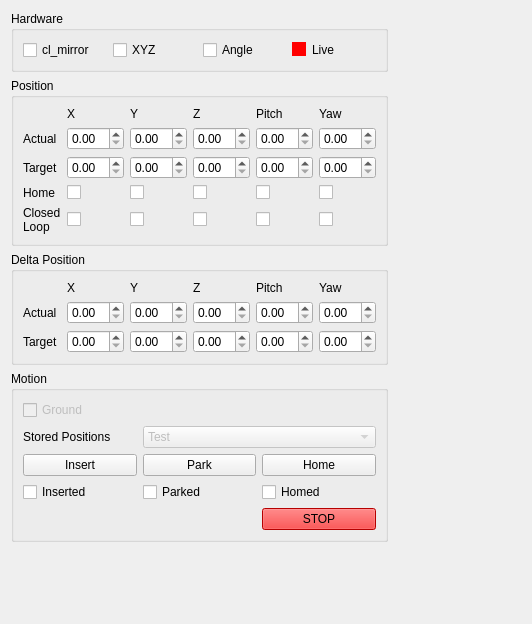
Above: supra_cl/cl_mirror_positioner/mirror_position_measure.ui from PromuInstrument/stackbot before the change. Below: the same form after it.
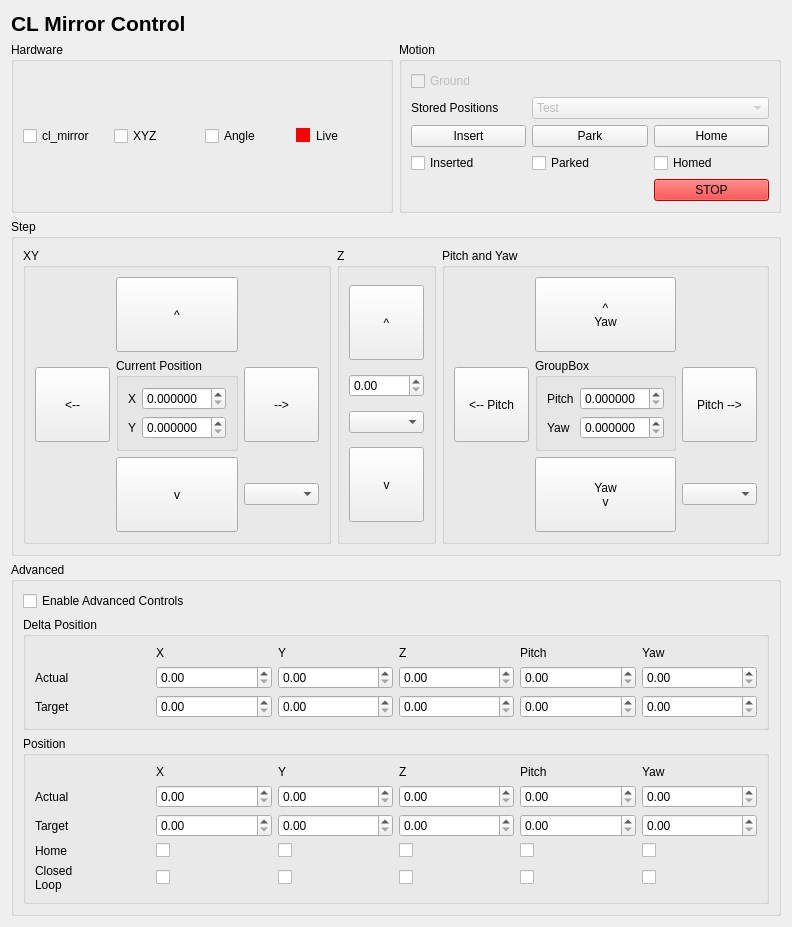
That is the form after the change.

Commit message: [SupraCL] Combine mirror_position and cl_mirror_remote measurements into one

```diff
--- a/supra_cl/cl_mirror_positioner/mirror_position_measure.ui
+++ b/supra_cl/cl_mirror_positioner/mirror_position_measure.ui
@@ -6,8 +6,8 @@
    <rect>
     <x>0</x>
     <y>0</y>
-    <width>532</width>
-    <height>624</height>
+    <width>766</width>
+    <height>863</height>
    </rect>
   </property>
   <property name="sizePolicy">
@@ -22,144 +22,103 @@
   <property name="styleSheet">
    <string notr="true"/>
   </property>
-  <layout class="QGridLayout" name="gridLayout_5">
-   <item row="2" column="1">
-    <spacer name="horizontalSpacer">
-     <property name="orientation">
-      <enum>Qt::Horizontal</enum>
-     </property>
-     <property name="sizeHint" stdset="0">
-      <size>
-       <width>40</width>
-       <height>20</height>
-      </size>
-     </property>
-    </spacer>
-   </item>
-   <item row="2" column="0">
-    <widget class="QGroupBox" name="delta_position_groupBox">
-     <property name="title">
-      <string>Delta Position</string>
-     </property>
-     <layout class="QGridLayout" name="gridLayout_3">
-      <item row="0" column="1">
-       <widget class="QLabel" name="label_13">
-        <property name="text">
-         <string>X</string>
-        </property>
-       </widget>
-      </item>
-      <item row="0" column="2">
-       <widget class="QLabel" name="label_19">
-        <property name="text">
-         <string>Y</string>
-        </property>
-       </widget>
-      </item>
-      <item row="0" column="3">
-       <widget class="QLabel" name="label_14">
-        <property name="text">
-         <string>Z</string>
-        </property>
-       </widget>
-      </item>
-      <item row="0" column="4">
-       <widget class="QLabel" name="label_17">
-        <property name="text">
-         <string>Pitch</string>
-        </property>
-       </widget>
-      </item>
-      <item row="0" column="5">
-       <widget class="QLabel" name="label_12">
-        <property name="text">
-         <string>Yaw</string>
-        </property>
-       </widget>
-      </item>
-      <item row="1" column="0">
-       <widget class="QLabel" name="label_15">
-        <property name="text">
-         <string>Actual</string>
-        </property>
-       </widget>
-      </item>
+  <layout class="QGridLayout" name="gridLayout_7">
       <item row="1" column="1">
-       <widget class="QDoubleSpinBox" name="delta_x_position_doubleSpinBox">
-        <property name="sizePolicy">
-         <sizepolicy hsizetype="Ignored" vsizetype="Fixed">
-          <horstretch>0</horstretch>
-          <verstretch>0</verstretch>
-         </sizepolicy>
-        </property>
-       </widget>
-      </item>
-      <item row="1" column="2">
-       <widget class="QDoubleSpinBox" name="delta_y_position_doubleSpinBox">
-        <property name="sizePolicy">
-         <sizepolicy hsizetype="Ignored" vsizetype="Fixed">
-          <horstretch>0</horstretch>
-          <verstretch>0</verstretch>
-         </sizepolicy>
-        </property>
-       </widget>
-      </item>
-      <item row="1" column="3">
-       <widget class="QDoubleSpinBox" name="delta_z_position_doubleSpinBox">
-        <property name="sizePolicy">
-         <sizepolicy hsizetype="Ignored" vsizetype="Fixed">
-          <horstretch>0</horstretch>
-          <verstretch>0</verstretch>
-         </sizepolicy>
-        </property>
-       </widget>
-      </item>
-      <item row="1" column="4">
-       <widget class="QDoubleSpinBox" name="delta_pitch_position_doubleSpinBox">
-        <property name="sizePolicy">
-         <sizepolicy hsizetype="Ignored" vsizetype="Fixed">
-          <horstretch>0</horstretch>
-          <verstretch>0</verstretch>
-         </sizepolicy>
-        </property>
-       </widget>
-      </item>
-      <item row="1" column="5">
-       <widget class="QDoubleSpinBox" name="delta_yaw_position_doubleSpinBox">
-        <property name="sizePolicy">
-         <sizepolicy hsizetype="Ignored" vsizetype="Fixed">
-          <horstretch>0</horstretch>
-          <verstretch>0</verstretch>
-         </sizepolicy>
-        </property>
-       </widget>
-      </item>
-      <item row="2" column="0">
-       <widget class="QLabel" name="label_16">
-        <property name="text">
-         <string>Target</string>
-        </property>
-       </widget>
-      </item>
-      <item row="2" column="1">
-       <widget class="QDoubleSpinBox" name="delta_x_target_position_doubleSpinBox"/>
-      </item>
+    <widget class="QGroupBox" name="motion_groupBox">
+     <property name="title">
+      <string>Motion</string>
+     </property>
+     <layout class="QGridLayout" name="gridLayout_2">
       <item row="2" column="2">
-       <widget class="QDoubleSpinBox" name="delta_y_target_position_doubleSpinBox"/>
+       <widget class="QPushButton" name="home_pushButton">
+        <property name="text">
+         <string>Home</string>
+        </property>
+       </widget>
       </item>
-      <item row="2" column="3">
-       <widget class="QDoubleSpinBox" name="delta_z_target_position_doubleSpinBox"/>
+      <item row="4" column="2">
+       <widget class="QPushButton" name="stop_pushButton">
+        <property name="styleSheet">
+         <string notr="true">background-color: red;</string>
+        </property>
+        <property name="text">
+         <string>STOP</string>
+        </property>
+       </widget>
       </item>
-      <item row="2" column="4">
-       <widget class="QDoubleSpinBox" name="delta_pitch_target_position_doubleSpinBox"/>
+      <item row="2" column="0">
+       <widget class="QPushButton" name="insert_pushButton">
+        <property name="text">
+         <string>Insert</string>
+        </property>
+       </widget>
       </item>
-      <item row="2" column="5">
-       <widget class="QDoubleSpinBox" name="delta_yaw_target_position_doubleSpinBox"/>
+      <item row="1" column="0">
+       <widget class="QLabel" name="label_8">
+        <property name="text">
+         <string>Stored Positions</string>
+        </property>
+       </widget>
       </item>
-     </layout>
+      <item row="2" column="1">
+       <widget class="QPushButton" name="park_pushButton">
+        <property name="text">
+         <string>Park</string>
+        </property>
     </widget>
    </item>
    <item row="0" column="0">
+       <widget class="QCheckBox" name="ground_checkBox">
+        <property name="enabled">
+         <bool>false</bool>
+        </property>
+        <property name="text">
+         <string>Ground</string>
+        </property>
+       </widget>
+      </item>
+      <item row="1" column="1" colspan="2">
+       <widget class="QComboBox" name="set_stored_position_comboBox">
+        <property name="enabled">
+         <bool>false</bool>
+        </property>
+        <item>
+         <property name="text">
+          <string>Test</string>
+         </property>
+        </item>
+        <item>
+         <property name="text">
+          <string>TEst2</string>
+         </property>
+        </item>
+       </widget>
+      </item>
+      <item row="3" column="1">
+       <widget class="QCheckBox" name="parked_checkBox">
+        <property name="text">
+         <string>Parked</string>
+        </property>
+       </widget>
+      </item>
+      <item row="3" column="0">
+       <widget class="QCheckBox" name="inserted_checkBox">
+        <property name="text">
+         <string>Inserted</string>
+        </property>
+       </widget>
+      </item>
+      <item row="3" column="2">
+       <widget class="QCheckBox" name="homed_checkBox">
+        <property name="text">
+         <string>Homed</string>
+        </property>
+       </widget>
+      </item>
+     </layout>
+    </widget>
+   </item>
+   <item row="1" column="0">
     <widget class="QGroupBox" name="hw_groupBox">
      <property name="title">
       <string>Hardware</string>
@@ -174,9 +133,18 @@
       </item>
       <item row="0" column="0">
        <widget class="QCheckBox" name="hw_cl_mirror_connect_checkBox">
+        <property name="styleSheet">
+         <string notr="true"/>
+        </property>
         <property name="text">
          <string>cl_mirror</string>
         </property>
+        <property name="iconSize">
+         <size>
+          <width>16</width>
+          <height>16</height>
+         </size>
+        </property>
        </widget>
       </item>
       <item row="0" column="1">
@@ -214,7 +182,279 @@
      </layout>
     </widget>
    </item>
+   <item row="2" column="0" colspan="2">
+    <widget class="QGroupBox" name="groupBox">
+     <property name="title">
+      <string>Step</string>
+     </property>
+     <layout class="QGridLayout" name="gridLayout_13">
    <item row="1" column="0">
+       <widget class="QGroupBox" name="xy_groupBox">
+        <property name="title">
+         <string>XY</string>
+        </property>
+        <layout class="QGridLayout" name="gridLayout_8">
+         <item row="1" column="1" rowspan="2" colspan="2">
+          <widget class="QGroupBox" name="groupBox_3">
+           <property name="sizePolicy">
+            <sizepolicy hsizetype="Preferred" vsizetype="Preferred">
+             <horstretch>0</horstretch>
+             <verstretch>0</verstretch>
+            </sizepolicy>
+           </property>
+           <property name="title">
+            <string>Current Position</string>
+           </property>
+           <layout class="QGridLayout" name="gridLayout_10">
+            <item row="0" column="0">
+             <widget class="QLabel" name="label_20">
+              <property name="text">
+               <string>X</string>
+              </property>
+             </widget>
+            </item>
+            <item row="0" column="1">
+             <widget class="QDoubleSpinBox" name="x_pos_doubleSpinBox">
+              <property name="decimals">
+               <number>6</number>
+              </property>
+             </widget>
+            </item>
+            <item row="1" column="0">
+             <widget class="QLabel" name="label_18">
+              <property name="text">
+               <string>Y</string>
+              </property>
+             </widget>
+            </item>
+            <item row="1" column="1">
+             <widget class="QDoubleSpinBox" name="y_pos_doubleSpinBox">
+              <property name="decimals">
+               <number>6</number>
+              </property>
+             </widget>
+            </item>
+           </layout>
+          </widget>
+         </item>
+         <item row="1" column="3" rowspan="2">
+          <widget class="QPushButton" name="x_up_pushButton">
+           <property name="sizePolicy">
+            <sizepolicy hsizetype="Maximum" vsizetype="Maximum">
+             <horstretch>0</horstretch>
+             <verstretch>0</verstretch>
+            </sizepolicy>
+           </property>
+           <property name="minimumSize">
+            <size>
+             <width>75</width>
+             <height>75</height>
+            </size>
+           </property>
+           <property name="text">
+            <string>--&gt;</string>
+           </property>
+          </widget>
+         </item>
+         <item row="0" column="1" colspan="2">
+          <widget class="QPushButton" name="y_up_pushButton">
+           <property name="minimumSize">
+            <size>
+             <width>75</width>
+             <height>75</height>
+            </size>
+           </property>
+           <property name="text">
+            <string>^</string>
+           </property>
+          </widget>
+         </item>
+         <item row="1" column="0" rowspan="2">
+          <widget class="QPushButton" name="x_down_pushButton">
+           <property name="minimumSize">
+            <size>
+             <width>75</width>
+             <height>75</height>
+            </size>
+           </property>
+           <property name="text">
+            <string>&lt;--</string>
+           </property>
+          </widget>
+         </item>
+         <item row="3" column="3">
+          <widget class="QComboBox" name="xy_step_comboBox"/>
+         </item>
+         <item row="3" column="1" colspan="2">
+          <widget class="QPushButton" name="y_down_pushButton">
+           <property name="minimumSize">
+            <size>
+             <width>75</width>
+             <height>75</height>
+            </size>
+           </property>
+           <property name="text">
+            <string>v</string>
+           </property>
+          </widget>
+         </item>
+        </layout>
+       </widget>
+      </item>
+      <item row="1" column="1">
+       <widget class="QGroupBox" name="z_groupBox">
+        <property name="title">
+         <string>Z</string>
+        </property>
+        <layout class="QGridLayout" name="gridLayout_9">
+         <item row="0" column="0">
+          <widget class="QPushButton" name="z_up_pushButton">
+           <property name="minimumSize">
+            <size>
+             <width>75</width>
+             <height>75</height>
+            </size>
+           </property>
+           <property name="text">
+            <string>^</string>
+           </property>
+          </widget>
+         </item>
+         <item row="1" column="0">
+          <widget class="QDoubleSpinBox" name="z_pos_doubleSpinBox"/>
+         </item>
+         <item row="2" column="0">
+          <widget class="QComboBox" name="z_step_comboBox"/>
+         </item>
+         <item row="3" column="0">
+          <widget class="QPushButton" name="z_down_pushButton">
+           <property name="minimumSize">
+            <size>
+             <width>75</width>
+             <height>75</height>
+            </size>
+           </property>
+           <property name="text">
+            <string>v</string>
+           </property>
+          </widget>
+         </item>
+        </layout>
+       </widget>
+      </item>
+      <item row="1" column="2">
+       <widget class="QGroupBox" name="angle_groupBox">
+        <property name="title">
+         <string>Pitch and Yaw</string>
+        </property>
+        <layout class="QGridLayout" name="gridLayout_12">
+         <item row="0" column="1">
+          <widget class="QPushButton" name="yaw_up_pushButton">
+           <property name="minimumSize">
+            <size>
+             <width>75</width>
+             <height>75</height>
+            </size>
+           </property>
+           <property name="text">
+            <string>^
+Yaw</string>
+           </property>
+          </widget>
+         </item>
+         <item row="1" column="0">
+          <widget class="QPushButton" name="pitch_down_pushButton">
+           <property name="minimumSize">
+            <size>
+             <width>75</width>
+             <height>75</height>
+            </size>
+           </property>
+           <property name="text">
+            <string>&lt;-- Pitch</string>
+           </property>
+          </widget>
+         </item>
+         <item row="1" column="1">
+          <widget class="QGroupBox" name="groupBox_4">
+           <property name="title">
+            <string>GroupBox</string>
+           </property>
+           <layout class="QGridLayout" name="gridLayout_11">
+            <item row="0" column="0">
+             <widget class="QLabel" name="label_22">
+              <property name="text">
+               <string>Pitch</string>
+              </property>
+             </widget>
+            </item>
+            <item row="0" column="1">
+             <widget class="QDoubleSpinBox" name="pitch_pos_doubleSpinBox">
+              <property name="decimals">
+               <number>6</number>
+              </property>
+             </widget>
+            </item>
+            <item row="1" column="0">
+             <widget class="QLabel" name="label_21">
+              <property name="text">
+               <string>Yaw</string>
+              </property>
+             </widget>
+            </item>
+            <item row="1" column="1">
+             <widget class="QDoubleSpinBox" name="yaw_pos_doubleSpinBox">
+              <property name="decimals">
+               <number>6</number>
+              </property>
+             </widget>
+            </item>
+           </layout>
+          </widget>
+         </item>
+         <item row="1" column="2">
+          <widget class="QPushButton" name="pitch_up_pushButton">
+           <property name="minimumSize">
+            <size>
+             <width>75</width>
+             <height>75</height>
+            </size>
+           </property>
+           <property name="text">
+            <string>Pitch --&gt;</string>
+           </property>
+          </widget>
+         </item>
+         <item row="2" column="1">
+          <widget class="QPushButton" name="yaw_down_pushButton">
+           <property name="minimumSize">
+            <size>
+             <width>75</width>
+             <height>75</height>
+            </size>
+           </property>
+           <property name="text">
+            <string>Yaw
+v</string>
+           </property>
+          </widget>
+         </item>
+         <item row="2" column="2">
+          <widget class="QComboBox" name="angle_step_comboBox"/>
+         </item>
+        </layout>
+       </widget>
+      </item>
+     </layout>
+    </widget>
+   </item>
+   <item row="3" column="0" colspan="2">
+    <widget class="QGroupBox" name="advanced_groupBox">
+     <property name="title">
+      <string>Advanced</string>
+     </property>
+     <layout class="QGridLayout" name="gridLayout_5">
+      <item row="2" column="0">
     <widget class="QGroupBox" name="position_groupBox">
      <property name="title">
       <string>Position</string>
@@ -422,102 +662,143 @@
      </layout>
     </widget>
    </item>
-   <item row="4" column="0">
-    <widget class="QGroupBox" name="motion_groupBox">
+      <item row="1" column="0">
+       <widget class="QGroupBox" name="delta_position_groupBox">
+        <property name="enabled">
+         <bool>true</bool>
+        </property>
      <property name="title">
-      <string>Motion</string>
-     </property>
-     <layout class="QGridLayout" name="gridLayout_2">
-      <item row="2" column="2">
-       <widget class="QPushButton" name="home_pushButton">
-        <property name="text">
-         <string>Home</string>
+         <string>Delta Position</string>
+        </property>
+        <layout class="QGridLayout" name="gridLayout_3">
+         <item row="1" column="2">
+          <widget class="QDoubleSpinBox" name="delta_y_position_doubleSpinBox">
+           <property name="sizePolicy">
+            <sizepolicy hsizetype="Ignored" vsizetype="Fixed">
+             <horstretch>0</horstretch>
+             <verstretch>0</verstretch>
+            </sizepolicy>
         </property>
        </widget>
       </item>
-      <item row="4" column="2">
-       <widget class="QPushButton" name="stop_pushButton">
-        <property name="styleSheet">
-         <string notr="true">background-color: red;</string>
-        </property>
+         <item row="1" column="5">
+          <widget class="QDoubleSpinBox" name="delta_yaw_position_doubleSpinBox">
+           <property name="sizePolicy">
+            <sizepolicy hsizetype="Ignored" vsizetype="Fixed">
+             <horstretch>0</horstretch>
+             <verstretch>0</verstretch>
+            </sizepolicy>
+           </property>
+          </widget>
+         </item>
+         <item row="1" column="4">
+          <widget class="QDoubleSpinBox" name="delta_pitch_position_doubleSpinBox">
+           <property name="sizePolicy">
+            <sizepolicy hsizetype="Ignored" vsizetype="Fixed">
+             <horstretch>0</horstretch>
+             <verstretch>0</verstretch>
+            </sizepolicy>
+           </property>
+          </widget>
+         </item>
+         <item row="0" column="4">
+          <widget class="QLabel" name="label_17">
         <property name="text">
-         <string>STOP</string>
+            <string>Pitch</string>
+           </property>
+          </widget>
+         </item>
+         <item row="1" column="3">
+          <widget class="QDoubleSpinBox" name="delta_z_position_doubleSpinBox">
+           <property name="sizePolicy">
+            <sizepolicy hsizetype="Ignored" vsizetype="Fixed">
+             <horstretch>0</horstretch>
+             <verstretch>0</verstretch>
+            </sizepolicy>
         </property>
        </widget>
       </item>
       <item row="2" column="0">
-       <widget class="QPushButton" name="insert_pushButton">
+          <widget class="QLabel" name="label_16">
         <property name="text">
-         <string>Insert</string>
+            <string>Target</string>
         </property>
        </widget>
       </item>
-      <item row="1" column="0">
-       <widget class="QLabel" name="label_8">
+         <item row="0" column="2">
+          <widget class="QLabel" name="label_19">
         <property name="text">
-         <string>Stored Positions</string>
+            <string>Y</string>
         </property>
        </widget>
       </item>
       <item row="2" column="1">
-       <widget class="QPushButton" name="park_pushButton">
+          <widget class="QDoubleSpinBox" name="delta_x_target_position_doubleSpinBox"/>
+         </item>
+         <item row="0" column="1">
+          <widget class="QLabel" name="label_13">
         <property name="text">
-         <string>Park</string>
-        </property>
+            <string>X</string>
+           </property>
+          </widget>
+         </item>
+         <item row="0" column="5">
+          <widget class="QLabel" name="label_12">
+           <property name="text">
+            <string>Yaw</string>
+           </property>
+          </widget>
+         </item>
+         <item row="0" column="3">
+          <widget class="QLabel" name="label_14">
+           <property name="text">
+            <string>Z</string>
+           </property>
+          </widget>
+         </item>
+         <item row="1" column="1">
+          <widget class="QDoubleSpinBox" name="delta_x_position_doubleSpinBox">
+           <property name="sizePolicy">
+            <sizepolicy hsizetype="Ignored" vsizetype="Fixed">
+             <horstretch>0</horstretch>
+             <verstretch>0</verstretch>
+            </sizepolicy>
+           </property>
+          </widget>
+         </item>
+         <item row="1" column="0">
+          <widget class="QLabel" name="label_15">
+           <property name="text">
+            <string>Actual</string>
+           </property>
+          </widget>
+         </item>
+         <item row="2" column="5">
+          <widget class="QDoubleSpinBox" name="delta_yaw_target_position_doubleSpinBox"/>
+         </item>
+         <item row="2" column="3">
+          <widget class="QDoubleSpinBox" name="delta_z_target_position_doubleSpinBox"/>
+         </item>
+         <item row="2" column="2">
+          <widget class="QDoubleSpinBox" name="delta_y_target_position_doubleSpinBox"/>
+         </item>
+         <item row="2" column="4">
+          <widget class="QDoubleSpinBox" name="delta_pitch_target_position_doubleSpinBox"/>
+         </item>
+        </layout>
        </widget>
       </item>
       <item row="0" column="0">
-       <widget class="QCheckBox" name="ground_checkBox">
-        <property name="enabled">
-         <bool>false</bool>
-        </property>
+       <widget class="QCheckBox" name="enable_advanced_controls_checkBox">
         <property name="text">
-         <string>Ground</string>
-        </property>
-       </widget>
-      </item>
-      <item row="1" column="1" colspan="2">
-       <widget class="QComboBox" name="set_stored_position_comboBox">
-        <property name="enabled">
-         <bool>false</bool>
-        </property>
-        <item>
-         <property name="text">
-          <string>Test</string>
-         </property>
-        </item>
-        <item>
-         <property name="text">
-          <string>TEst2</string>
-         </property>
-        </item>
-       </widget>
-      </item>
-      <item row="3" column="1">
-       <widget class="QCheckBox" name="parked_checkBox">
-        <property name="text">
-         <string>Parked</string>
-        </property>
-       </widget>
-      </item>
-      <item row="3" column="0">
-       <widget class="QCheckBox" name="inserted_checkBox">
-        <property name="text">
-         <string>Inserted</string>
-        </property>
-       </widget>
-      </item>
-      <item row="3" column="2">
-       <widget class="QCheckBox" name="homed_checkBox">
-        <property name="text">
-         <string>Homed</string>
+         <string>Enable Advanced Controls</string>
         </property>
        </widget>
       </item>
      </layout>
     </widget>
    </item>
-   <item row="5" column="0">
+   <item row="4" column="0">
     <spacer name="verticalSpacer">
      <property name="orientation">
       <enum>Qt::Vertical</enum>
@@ -530,6 +811,33 @@
      </property>
     </spacer>
    </item>
+   <item row="0" column="0">
+    <widget class="QLabel" name="label_11">
+     <property name="font">
+      <font>
+       <pointsize>16</pointsize>
+       <weight>75</weight>
+       <bold>true</bold>
+      </font>
+     </property>
+     <property name="text">
+      <string>CL Mirror Control</string>
+     </property>
+    </widget>
+   </item>
+   <item row="1" column="2">
+    <spacer name="horizontalSpacer">
+     <property name="orientation">
+      <enum>Qt::Horizontal</enum>
+     </property>
+     <property name="sizeHint" stdset="0">
+      <size>
+       <width>40</width>
+       <height>20</height>
+      </size>
+     </property>
+    </spacer>
+   </item>
   </layout>
  </widget>
  <resources/>
```
Left out of the diff: 20 changed lines with no effect on the pictures. Lines whose indentation alone changed are shown as unchanged. The commit also changes 5 other files.
